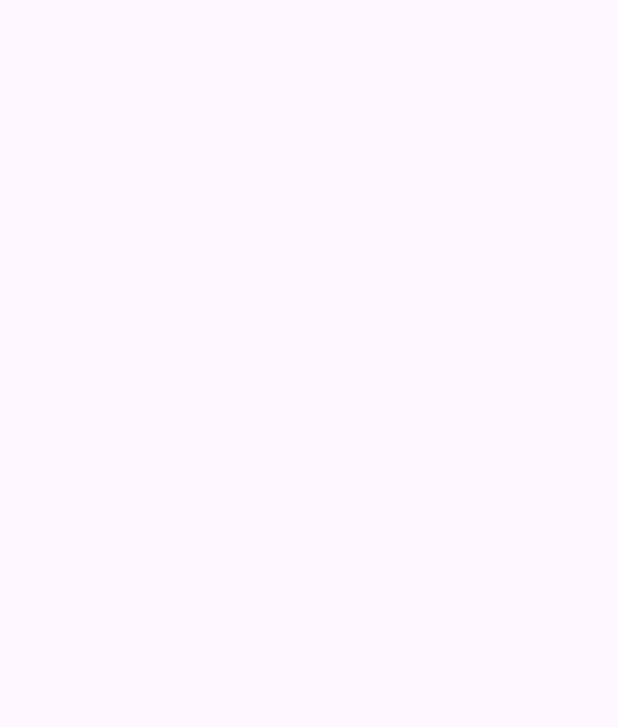
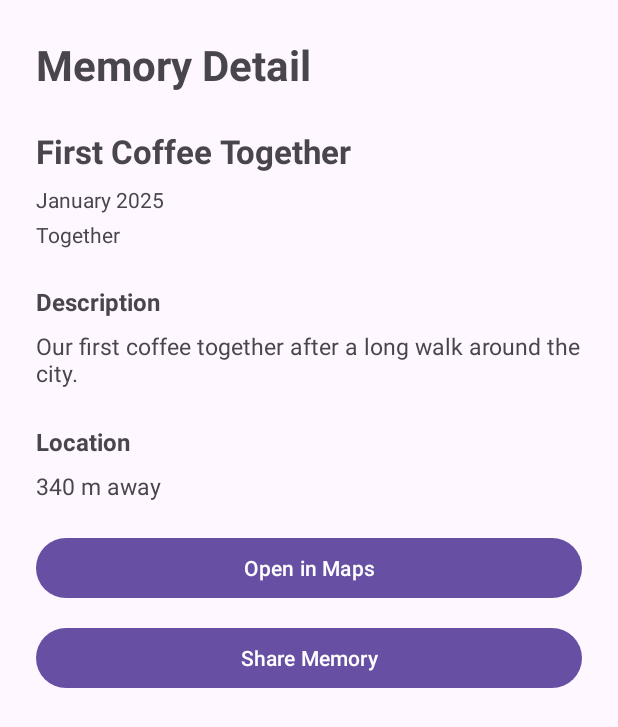
Before and after one commit to AlineACosta12/MemoryLane-Mobile-Development, an Android app: the MemoryDetailActivity screen opened directly, with no data from a screen before it, on a phone screen of 412 x 824 dp. Before the commit the part shown is empty. Shown: the top 727 px of the screen. Run offline under Robolectric (Android 15) with nearby library versions, the phone set to English and light mode, and no system bars.

Commit message:
Add Memory Detail navigation and implicit intents

```diff
--- a/app/src/main/java/com/aline/memorylane/MainActivity.kt
+++ b/app/src/main/java/com/aline/memorylane/MainActivity.kt
@@ -2,6 +2,7 @@ package com.aline.memorylane
 
 import android.content.Intent
 import android.os.Bundle
+import android.view.View
 import android.widget.Button
 import androidx.activity.enableEdgeToEdge
 import androidx.appcompat.app.AppCompatActivity
@@ -9,17 +10,26 @@ import androidx.core.view.ViewCompat
 import androidx.core.view.WindowInsetsCompat
 
 class MainActivity : AppCompatActivity() {
+
     override fun onCreate(savedInstanceState: Bundle?) {
         super.onCreate(savedInstanceState)
         enableEdgeToEdge()
         setContentView(R.layout.activity_main)
+
         ViewCompat.setOnApplyWindowInsetsListener(findViewById(R.id.main)) { v, insets ->
             val systemBars = insets.getInsets(WindowInsetsCompat.Type.systemBars())
-            v.setPadding(systemBars.left, systemBars.top, systemBars.right, systemBars.bottom)
+            v.setPadding(
+                systemBars.left,
+                systemBars.top,
+                systemBars.right,
+                systemBars.bottom
+            )
             insets
         }
+
         val addMemoryButton = findViewById<Button>(R.id.buttonAddMemory)
         val viewAllButton = findViewById<Button>(R.id.buttonViewAll)
+        val nearbyMemoryCard = findViewById<View>(R.id.cardNearbyMemory1)
 
         addMemoryButton.setOnClickListener {
             val intent = Intent(this, AddMemoryActivity::class.java)
@@ -30,5 +40,10 @@ class MainActivity : AppCompatActivity() {
             val intent = Intent(this, AllMemoriesActivity::class.java)
             startActivity(intent)
         }
+
+        nearbyMemoryCard.setOnClickListener {
+            val intent = Intent(this, MemoryDetailActivity::class.java)
+            startActivity(intent)
+        }
     }
 }
--- a/app/src/main/java/com/aline/memorylane/MemoryDetailActivity.kt
+++ b/app/src/main/java/com/aline/memorylane/MemoryDetailActivity.kt
@@ -1,20 +1,82 @@
 package com.aline.memorylane
 
+import android.content.Intent
+import android.net.Uri
 import android.os.Bundle
+import android.widget.Button
+import android.widget.Toast
 import androidx.activity.enableEdgeToEdge
 import androidx.appcompat.app.AppCompatActivity
 import androidx.core.view.ViewCompat
 import androidx.core.view.WindowInsetsCompat
+import android.content.ActivityNotFoundException
 
 class MemoryDetailActivity : AppCompatActivity() {
+
     override fun onCreate(savedInstanceState: Bundle?) {
         super.onCreate(savedInstanceState)
         enableEdgeToEdge()
         setContentView(R.layout.activity_memory_detail)
+
         ViewCompat.setOnApplyWindowInsetsListener(findViewById(R.id.main)) { v, insets ->
             val systemBars = insets.getInsets(WindowInsetsCompat.Type.systemBars())
-            v.setPadding(systemBars.left, systemBars.top, systemBars.right, systemBars.bottom)
+            v.setPadding(
+                systemBars.left,
+                systemBars.top,
+                systemBars.right,
+                systemBars.bottom
+            )
             insets
+        }
+
+        val openMapsButton = findViewById<Button>(R.id.buttonOpenMaps)
+
+        openMapsButton.setOnClickListener {
+
+            val latitude = 51.8985
+            val longitude = -8.4756
+            val memoryTitle = "First Coffee Together"
+
+            val mapUri = Uri.parse(
+                "geo:$latitude,$longitude?q=$latitude,$longitude($memoryTitle)"
+            )
+
+            val mapIntent = Intent(Intent.ACTION_VIEW, mapUri)
+
+            try {
+                startActivity(mapIntent)
+            } catch (e: ActivityNotFoundException) {
+                Toast.makeText(
+                    this,
+                    "No maps application found",
+                    Toast.LENGTH_SHORT
+                ).show()
+            }
+        }
+        val shareButton = findViewById<Button>(R.id.buttonShareMemory)
+        shareButton.setOnClickListener {
+
+            val shareText = """
+        Memory Lane
+
+        First Coffee Together
+        January 2025
+        Together
+
+        Our first coffee together after a long walk around the city.
+    """.trimIndent()
+
+            val shareIntent = Intent(Intent.ACTION_SEND).apply {
+                type = "text/plain"
+                putExtra(Intent.EXTRA_TEXT, shareText)
+            }
+
+            startActivity(
+                Intent.createChooser(
+                    shareIntent,
+                    "Share memory"
+                )
+            )
         }
     }
 }
--- a/app/src/main/res/layout/activity_main.xml
+++ b/app/src/main/res/layout/activity_main.xml
@@ -47,6 +47,7 @@
                 android:textStyle="bold" />
 
             <androidx.cardview.widget.CardView
+                android:id="@+id/cardNearbyMemory1"
                 android:layout_width="match_parent"
                 android:layout_height="wrap_content"
                 android:layout_marginTop="12dp"
--- a/app/src/main/res/layout/activity_memory_detail.xml
+++ b/app/src/main/res/layout/activity_memory_detail.xml
@@ -7,4 +7,102 @@
     android:layout_height="match_parent"
     tools:context=".MemoryDetailActivity">
 
+    <ScrollView
+        android:layout_width="0dp"
+        android:layout_height="0dp"
+        app:layout_constraintBottom_toBottomOf="parent"
+        app:layout_constraintEnd_toEndOf="parent"
+        app:layout_constraintStart_toStartOf="parent"
+        app:layout_constraintTop_toTopOf="parent">
+
+        <LinearLayout
+            android:layout_width="match_parent"
+            android:layout_height="wrap_content"
+            android:orientation="vertical"
+            android:padding="24dp" >
+
+            <TextView
+                android:id="@+id/textMemoryDetailTitle"
+                android:layout_width="match_parent"
+                android:layout_height="wrap_content"
+                android:text="Memory Detail"
+                android:textSize="28sp"
+                android:textStyle="bold" />
+
+            <TextView
+                android:id="@+id/textMemoryTitle"
+                android:layout_width="match_parent"
+                android:layout_height="wrap_content"
+                android:layout_marginTop="24dp"
+                android:text="First Coffee Together"
+                android:textSize="22sp"
+                android:textStyle="bold" />
+
+            <TextView
+                android:id="@+id/textMemoryDate"
+                android:layout_width="match_parent"
+                android:layout_height="wrap_content"
+                android:layout_marginTop="8dp"
+                android:text="January 2025"
+                android:textSize="14sp" />
+
+            <TextView
+                android:id="@+id/textMemoryCategory"
+                android:layout_width="match_parent"
+                android:layout_height="wrap_content"
+                android:layout_marginTop="4dp"
+                android:text="Together"
+                android:textSize="14sp" />
+
+            <TextView
+                android:id="@+id/textDescriptionLabel"
+                android:layout_width="match_parent"
+                android:layout_height="wrap_content"
+                android:layout_marginTop="24dp"
+                android:text="Description"
+                android:textSize="16sp"
+                android:textStyle="bold" />
+
+            <TextView
+                android:id="@+id/textMemoryDescription"
+                android:layout_width="match_parent"
+                android:layout_height="wrap_content"
+                android:layout_marginTop="8dp"
+                android:text="Our first coffee together after a long walk around the city."
+                android:textSize="15sp" />
+
+            <TextView
+                android:id="@+id/textLocationLabel"
+                android:layout_width="match_parent"
+                android:layout_height="wrap_content"
+                android:layout_marginTop="24dp"
+                android:text="Location"
+                android:textSize="16sp"
+                android:textStyle="bold" />
+
+            <TextView
+                android:id="@+id/textMemoryDistance"
+                android:layout_width="match_parent"
+                android:layout_height="wrap_content"
+                android:layout_marginTop="8dp"
+                android:text="340 m away"
+                android:textSize="15sp" />
+
+            <Button
+                android:id="@+id/buttonOpenMaps"
+                android:layout_width="match_parent"
+                android:layout_height="wrap_content"
+                android:layout_marginTop="20dp"
+                android:minHeight="48dp"
+                android:text="Open in Maps" />
+
+            <Button
+                android:id="@+id/buttonShareMemory"
+                android:layout_width="match_parent"
+                android:layout_height="wrap_content"
+                android:layout_marginTop="12dp"
+                android:minHeight="48dp"
+                android:text="Share Memory" />
+        </LinearLayout>
+    </ScrollView>
 </androidx.constraintlayout.widget.ConstraintLayout>
```
